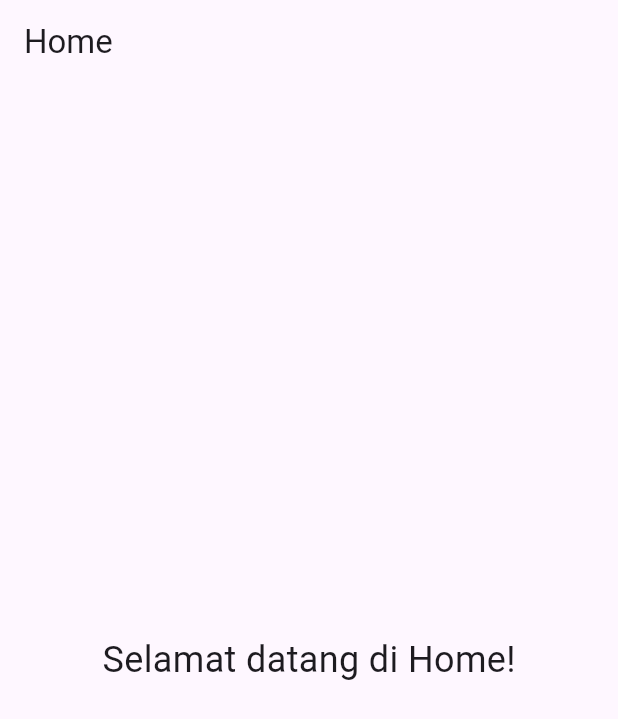
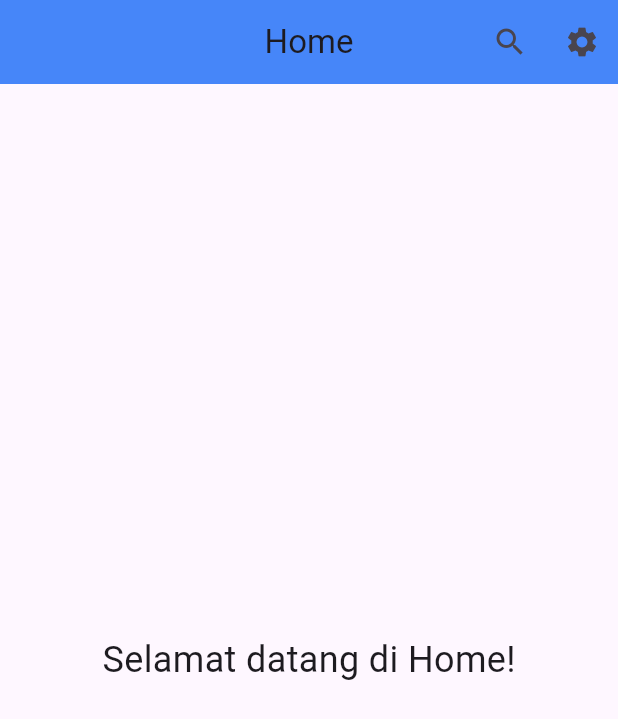
Before and after one commit to DavidDSaputra/week5_flutter, a Flutter app: the screen it shows after launch, on a phone screen of 412 x 824 dp. Shown: the top 719 px of the screen. Run offline on Flutter 3.47's test engine with Material 3 defaults, Android fonts, the phone set to English and light mode, and no system bars.

Commit message:
membuat appbar bg biru

```diff
--- a/lib/main.dart
+++ b/lib/main.dart
@@ -1,7 +1,7 @@
 import 'package:flutter/material.dart';
 
 void main() {
-  runApp(MyApp());
+	runApp(const MyApp());
 }
 
 class MyApp extends StatelessWidget {
@@ -9,10 +9,10 @@ class MyApp extends StatelessWidget {
 
 	@override
 	Widget build(BuildContext context) {
-    return MaterialApp(
+		return const MaterialApp(
 			debugShowCheckedModeBanner: false,
-      title: "Flutter Demo",
-      home: const HomePage(),
+			title: 'Flutter Demo',
+			home: HomePage(),
 		);
 	}
 }
@@ -20,8 +20,16 @@ class MyApp extends StatelessWidget {
 class MyAppBar extends StatelessWidget implements PreferredSizeWidget {
 	final String title;
 	final List<Widget>? actions;
+	final Color? backgroundColor;
+	final bool centerTitle;
 
-  const MyAppBar({super.key, required this.title, this.actions});
+	const MyAppBar({
+		super.key,
+		required this.title,
+		this.actions,
+		this.backgroundColor,
+		this.centerTitle = false,
+	});
 
 	@override
 	Size get preferredSize => const Size.fromHeight(kToolbarHeight);
@@ -30,7 +38,10 @@ class MyAppBar extends StatelessWidget implements PreferredSizeWidget {
 	Widget build(BuildContext context) {
 		return AppBar(
 			title: Text(title),
+			centerTitle: centerTitle,
+			backgroundColor: backgroundColor,
 			actions: actions,
+			elevation: 2,
 		);
 	}
 }
@@ -41,7 +52,31 @@ class HomePage extends StatelessWidget {
 	@override
 	Widget build(BuildContext context) {
 		return Scaffold(
-      appBar: const MyAppBar(title: 'Home'),
+			appBar: MyAppBar(
+				title: 'Home',
+				centerTitle: true,
+				backgroundColor: Colors.blueAccent,
+				actions: [
+					IconButton(
+						icon: const Icon(Icons.search),
+						tooltip: 'Search',
+						onPressed: () {
+							ScaffoldMessenger.of(context).showSnackBar(
+								const SnackBar(content: Text('Search tapped')),
+							);
+						},
+					),
+					IconButton(
+						icon: const Icon(Icons.settings),
+						tooltip: 'Settings',
+						onPressed: () {
+							ScaffoldMessenger.of(context).showSnackBar(
+								const SnackBar(content: Text('Settings tapped')),
+							);
+						},
+					),
+				],
+			),
 			body: const Center(
 				child: Text(
 					'Selamat datang di Home!',
```
Lines whose indentation alone changed are shown as unchanged.
